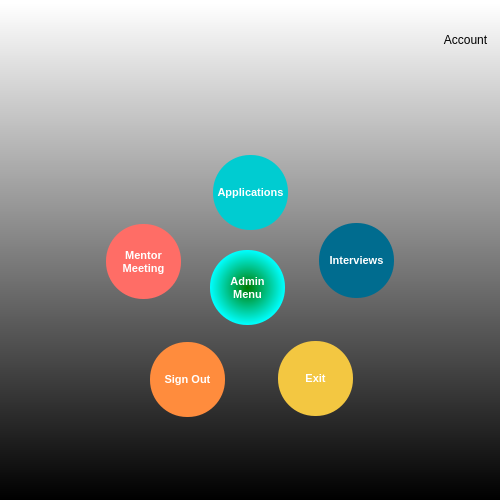
This is admin_menu_ui.ui in ibrahimes82/VIT3-Python-Module-Week7 as Qt 5 draws it before an edit. The edited form follows.
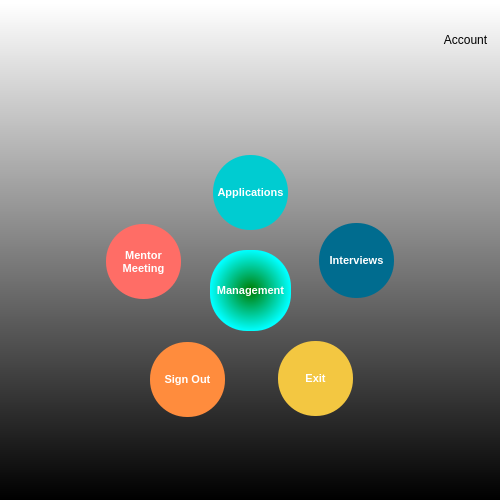
This is the edited form. Icons and pictures are not drawn.

```diff
--- a/admin_menu_ui.ui
+++ b/admin_menu_ui.ui
@@ -175,20 +175,20 @@
     <rect>
      <x>210</x>
      <y>250</y>
-     <width>75</width>
-     <height>75</height>
+     <width>81</width>
+     <height>81</height>
     </rect>
    </property>
    <property name="minimumSize">
     <size>
-     <width>75</width>
-     <height>75</height>
+     <width>81</width>
+     <height>81</height>
     </size>
    </property>
    <property name="maximumSize">
     <size>
-     <width>75</width>
-     <height>75</height>
+     <width>81</width>
+     <height>81</height>
     </size>
    </property>
    <property name="font">
@@ -211,8 +211,7 @@
 </string>
    </property>
    <property name="text">
-    <string>Admin
-Menu</string>
+    <string>Management</string>
    </property>
   </widget>
   <widget class="QPushButton" name="pushButtonMentorMeeting">
```
Left out of the diff: 12 changed lines with no effect on the pictures.
